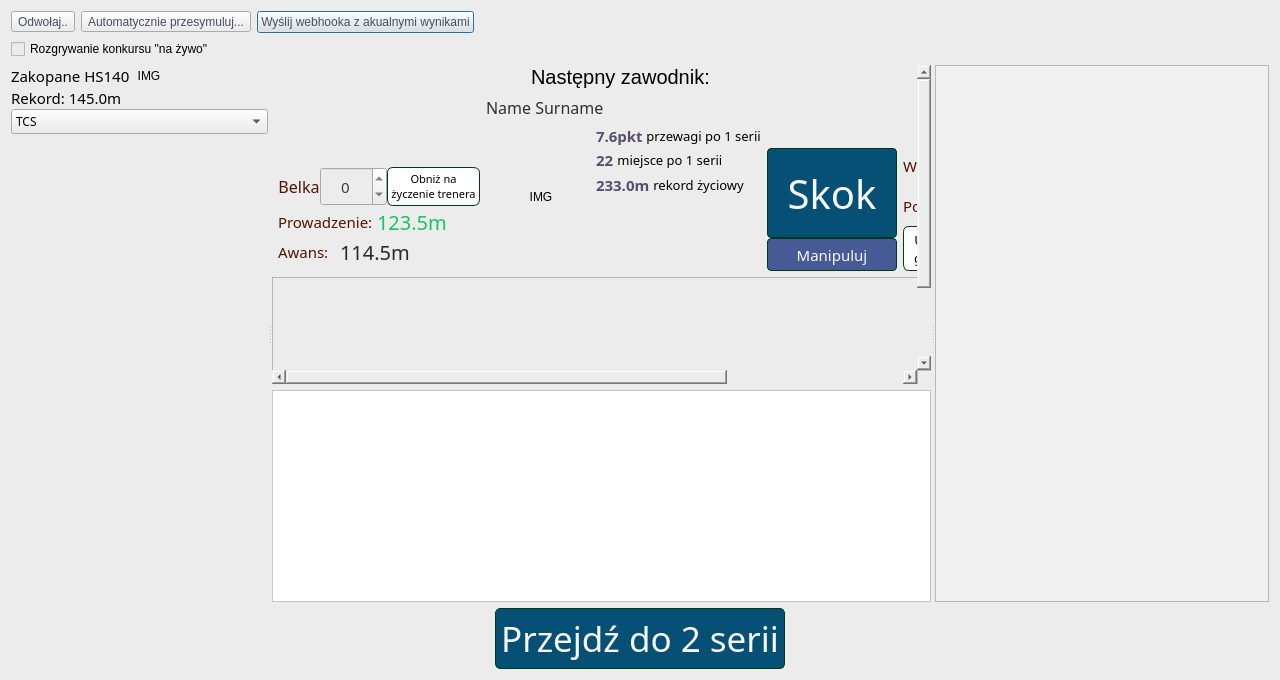
The window that source/UI/Competition/CompetitionManagerWindow.ui (KonradKrol/sj-sim) describes before a commit, drawn with Qt 5.
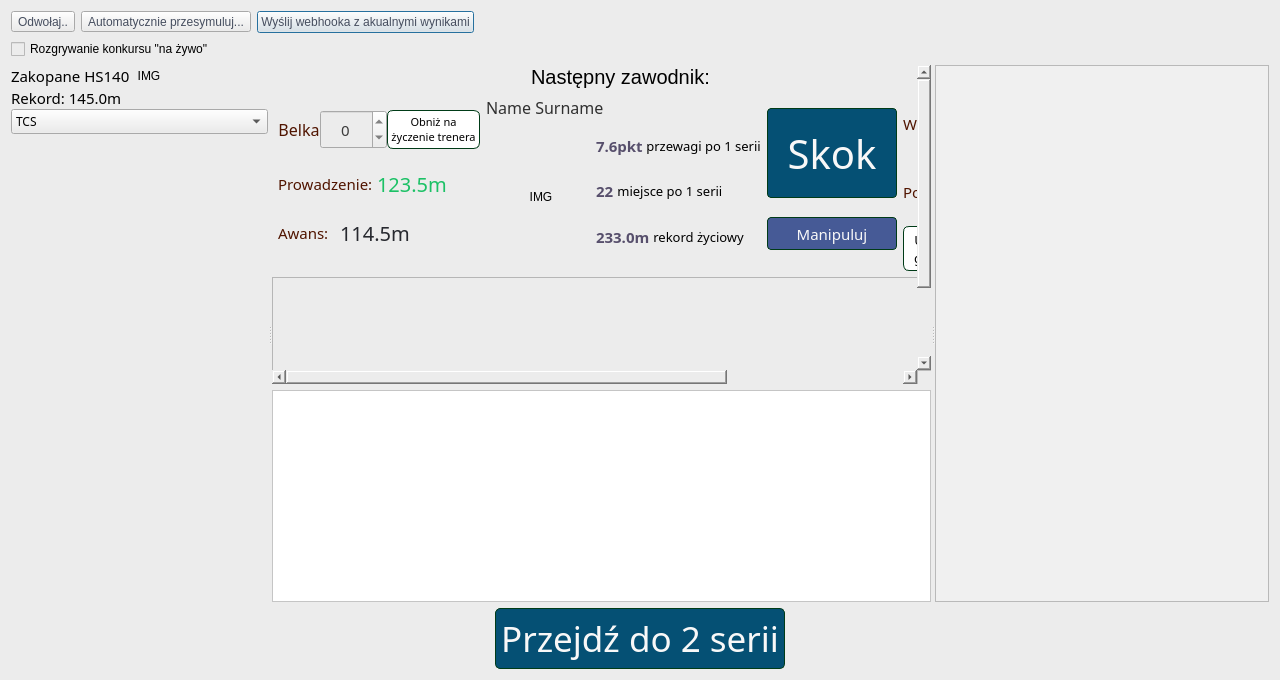
The same window after the commit.

Commit message: Rebalance live competition workspace

Diff of the .ui file:
```diff
--- a/source/UI/Competition/CompetitionManagerWindow.ui
+++ b/source/UI/Competition/CompetitionManagerWindow.ui
@@ -371,7 +371,7 @@
              <property name="sizeHint" stdset="0">
               <size>
                <width>20</width>
-               <height>100</height>
+               <height>24</height>
               </size>
              </property>
             </spacer>
@@ -1022,10 +1022,13 @@
                    <property name="orientation">
                     <enum>Qt::Vertical</enum>
                    </property>
+                   <property name="sizeType">
+                    <enum>QSizePolicy::Maximum</enum>
+                   </property>
                    <property name="sizeHint" stdset="0">
                     <size>
                      <width>20</width>
-                     <height>40</height>
+                     <height>12</height>
                     </size>
                    </property>
                   </spacer>
@@ -1048,10 +1051,13 @@
              <property name="orientation">
               <enum>Qt::Vertical</enum>
              </property>
+             <property name="sizeType">
+              <enum>QSizePolicy::Maximum</enum>
+             </property>
              <property name="sizeHint" stdset="0">
               <size>
                <width>20</width>
-               <height>40</height>
+               <height>24</height>
               </size>
              </property>
             </spacer>
@@ -1161,7 +1167,7 @@
              <property name="sizeHint" stdset="0">
               <size>
                <width>20</width>
-               <height>80</height>
+               <height>24</height>
               </size>
              </property>
             </spacer>
```
Left out of the diff: 6 changed lines with no effect on the pictures. The commit also changes 1 other file.
